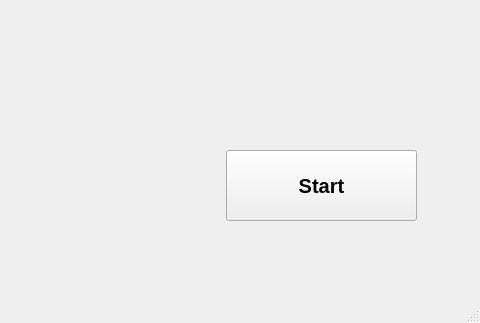
First picture: the form in mainwindow.ui, repository sssss1031/bootcamp_sketch, before the edit; both pictures show x 544 to 1024 and y 277 to 600 of the 1024 by 600 pixel window.
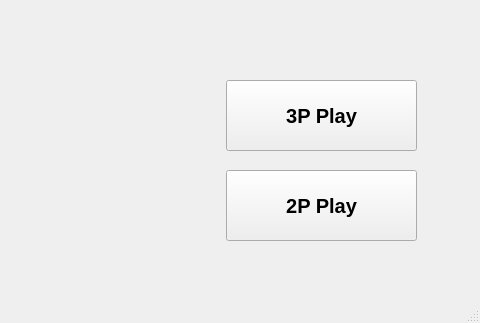
Second picture: the form after the edit.

Diff of the .ui file:
```diff
--- a/mainwindow.ui
+++ b/mainwindow.ui
@@ -33,7 +33,7 @@
     <property name="geometry">
      <rect>
       <x>770</x>
-      <y>410</y>
+      <y>340</y>
       <width>191</width>
       <height>71</height>
      </rect>
@@ -48,7 +48,27 @@
      </font>
     </property>
     <property name="text">
-     <string>Start</string>
+     <string>3P Play</string>
+    </property>
+   </widget>
+   <widget class="QPushButton" name="pushButton_2p">
+    <property name="geometry">
+     <rect>
+      <x>770</x>
+      <y>430</y>
+      <width>191</width>
+      <height>71</height>
+     </rect>
+    </property>
+    <property name="font">
+     <font>
+      <pointsize>15</pointsize>
+      <weight>75</weight>
+      <bold>true</bold>
+     </font>
+    </property>
+    <property name="text">
+     <string>2P Play</string>
     </property>
    </widget>
   </widget>
```
Left out of the diff: 2 changed lines with no effect on the pictures.
